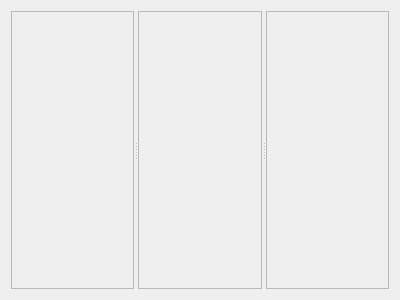
This is src/Main/HistoAdjust/histoadjust.ui in AstroStacking/AstroStack as Qt 5 draws it before an edit. The edited form follows.
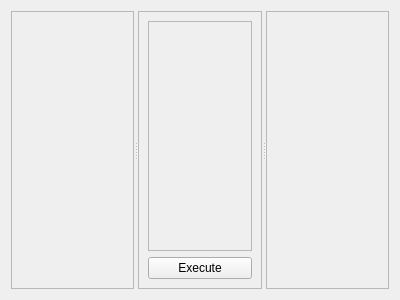
This is the edited form. Custom widgets are drawn as their Qt base class.

Commit message: Adding UI for plugin stack

What changed in the file:
```diff
--- a/src/Main/HistoAdjust/histoadjust.ui
+++ b/src/Main/HistoAdjust/histoadjust.ui
@@ -34,6 +34,32 @@
       <property name="frameShadow">
        <enum>QFrame::Raised</enum>
       </property>
+      <layout class="QVBoxLayout" name="verticalLayout">
+       <item>
+        <widget class="QScrollArea" name="scrollArea">
+         <property name="widgetResizable">
+          <bool>true</bool>
+         </property>
+         <widget class="QWidget" name="scrollAreaWidgetContents">
+          <property name="geometry">
+           <rect>
+            <x>0</x>
+            <y>0</y>
+            <width>99</width>
+            <height>214</height>
+           </rect>
+          </property>
+         </widget>
+        </widget>
+       </item>
+       <item>
+        <widget class="QPushButton" name="execute">
+         <property name="text">
+          <string>Execute</string>
+         </property>
+        </widget>
+       </item>
+      </layout>
      </widget>
      <widget class="astro::ImageData" name="output">
       <property name="frameShape">
```
Left out of the diff: 2 changed lines with no effect on the pictures. Lines whose indentation alone changed are shown as unchanged. The commit also changes 1 other file.
